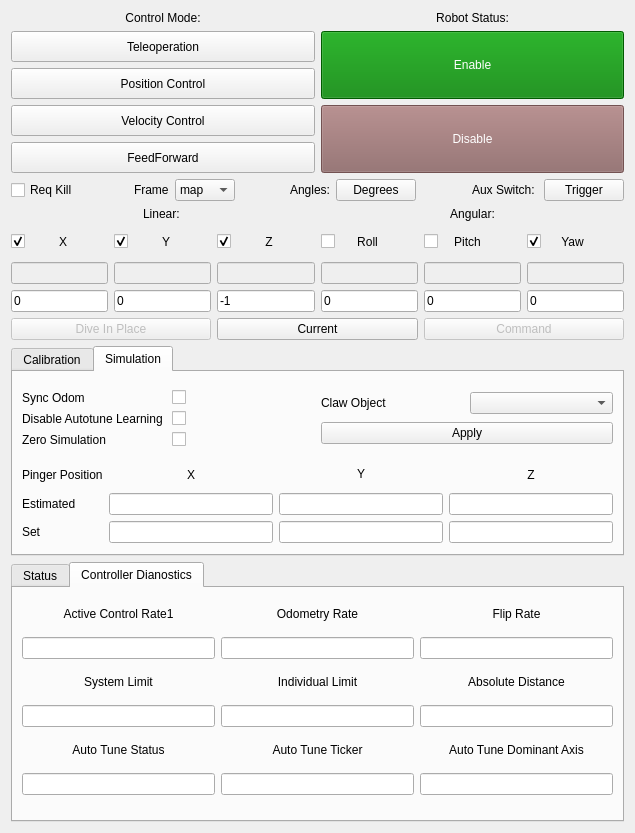
osu-uwrt/mercury_gui, file riptide_rviz/riptide_rviz/src/ControlPanel.ui: the form before one commit.
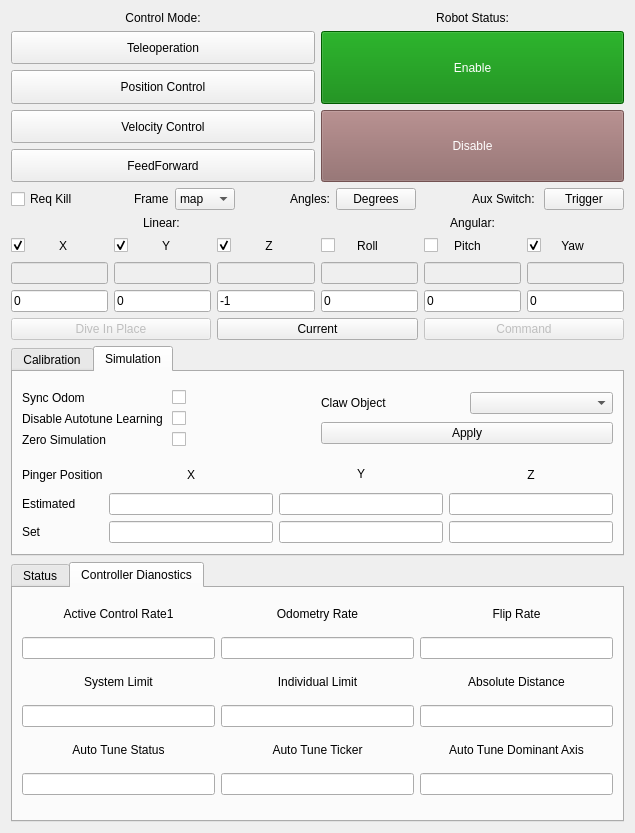
The form after the commit.

Commit message: Just changed couple things to fixed vertical

What changed in the file:
```diff
--- a/riptide_rviz/riptide_rviz/src/ControlPanel.ui
+++ b/riptide_rviz/riptide_rviz/src/ControlPanel.ui
@@ -522,7 +522,7 @@
              <item>
               <widget class="QLabel" name="label_19">
                <property name="sizePolicy">
-                <sizepolicy hsizetype="Preferred" vsizetype="Preferred">
+                <sizepolicy hsizetype="Preferred" vsizetype="Fixed">
                  <horstretch>0</horstretch>
                  <verstretch>0</verstretch>
                 </sizepolicy>
@@ -577,7 +577,7 @@
              <item>
               <widget class="QLabel" name="label_17">
                <property name="sizePolicy">
-                <sizepolicy hsizetype="Preferred" vsizetype="Preferred">
+                <sizepolicy hsizetype="Preferred" vsizetype="Fixed">
                  <horstretch>0</horstretch>
                  <verstretch>0</verstretch>
                 </sizepolicy>
@@ -642,7 +642,7 @@
              <item>
               <widget class="QLabel" name="label_16">
                <property name="sizePolicy">
-                <sizepolicy hsizetype="Preferred" vsizetype="Preferred">
+                <sizepolicy hsizetype="Preferred" vsizetype="Fixed">
                  <horstretch>0</horstretch>
                  <verstretch>0</verstretch>
                 </sizepolicy>
@@ -691,7 +691,7 @@
              <item>
               <widget class="QLabel" name="label_18">
                <property name="sizePolicy">
-                <sizepolicy hsizetype="Preferred" vsizetype="Preferred">
+                <sizepolicy hsizetype="Preferred" vsizetype="Fixed">
                  <horstretch>0</horstretch>
                  <verstretch>0</verstretch>
                 </sizepolicy>
@@ -750,7 +750,7 @@
              <item>
               <widget class="QLabel" name="label_14">
                <property name="sizePolicy">
-                <sizepolicy hsizetype="Preferred" vsizetype="Preferred">
+                <sizepolicy hsizetype="Preferred" vsizetype="Fixed">
                  <horstretch>0</horstretch>
                  <verstretch>0</verstretch>
                 </sizepolicy>
@@ -818,7 +818,7 @@
              <item>
               <widget class="QLabel" name="label_15">
                <property name="sizePolicy">
-                <sizepolicy hsizetype="Preferred" vsizetype="Preferred">
+                <sizepolicy hsizetype="Preferred" vsizetype="Fixed">
                  <horstretch>0</horstretch>
                  <verstretch>0</verstretch>
                 </sizepolicy>
```
